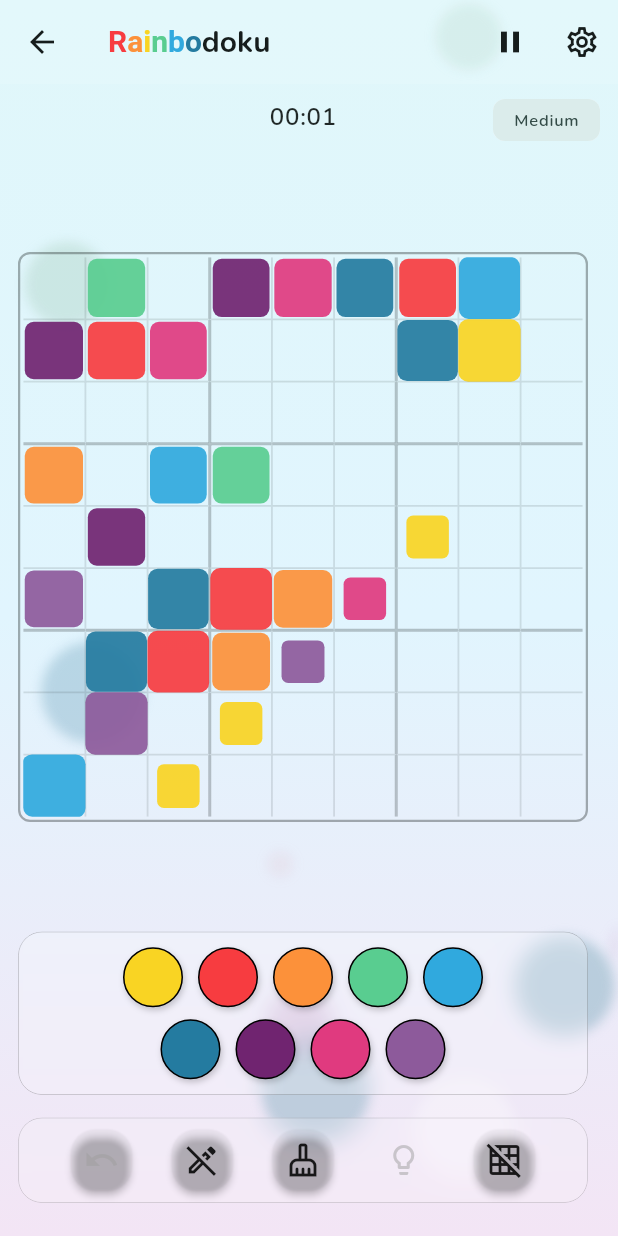
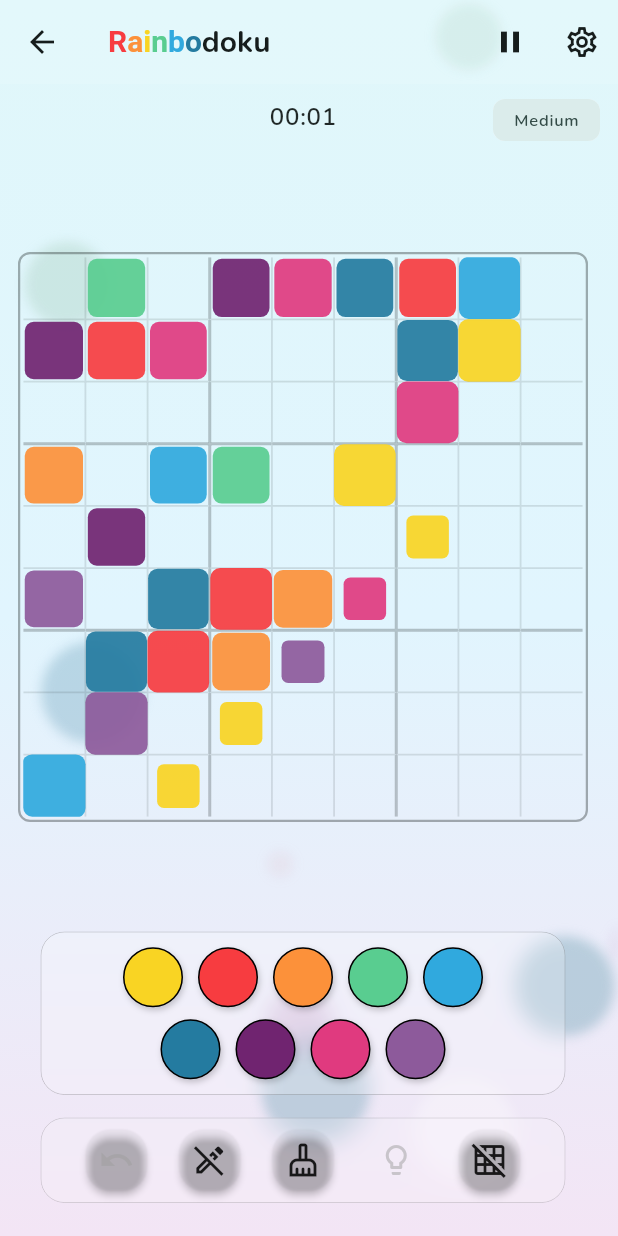
Before and after one commit to harleynelson/huedoku, a Flutter app: the screen it shows after launch, after a tap on "New Game", on a phone screen of 412 x 824 dp. Run offline on Flutter 3.47's test engine with Material 3 defaults, Android fonts, the phone set to English and light mode, and no system bars; our stand-ins replace confetti, google_fonts.

Commit message:
constrained width

```diff
--- a/lib/providers/game_provider.dart
+++ b/lib/providers/game_provider.dart
@@ -95,8 +95,8 @@ class GameProvider extends ChangeNotifier {
       // Adjust these targets based on desired difficulty and performance
       // Fewer cells removed = easier, More cells removed = harder (but takes longer)
       switch (actualDifficulty) {
-          case 0: cellsToRemove = 30; break; // Easy (35 normally)
-          case 1: cellsToRemove = 40; break; // Medium
+          case 0: cellsToRemove = 28; break; // Easy (35 normally)
+          case 1: cellsToRemove = 38; break; // Medium
           case 2: cellsToRemove = 47; break; // Hard
           case 3: cellsToRemove = 53; break; // Painful (may take noticeable time)
           default: cellsToRemove = 42;
--- a/lib/widgets/game_controls.dart
+++ b/lib/widgets/game_controls.dart
@@ -11,44 +11,28 @@ import 'package:provider/provider.dart';
 class GameControls extends StatelessWidget {
   const GameControls({super.key});
 
-  // Helper to get next overlay mode
+  // Helper functions (_getNextOverlay, _getOverlayIcon, _getOverlayTooltip) remain unchanged
   CellOverlay _getNextOverlay(CellOverlay current) {
-    switch (current) {
-      case CellOverlay.none: return CellOverlay.numbers;
-      case CellOverlay.numbers: return CellOverlay.patterns;
-      case CellOverlay.patterns: return CellOverlay.none;
+    switch (current) { case CellOverlay.none: return CellOverlay.numbers; case CellOverlay.numbers: return CellOverlay.patterns; case CellOverlay.patterns: return CellOverlay.none; }
   }
+  IconData _getOverlayIcon(CellOverlay current) {
+     switch (current) { case CellOverlay.none: return Icons.grid_off_outlined; case CellOverlay.numbers: return Icons.pin_outlined; case CellOverlay.patterns: return Icons.pattern_outlined; }
   }
-
-  // Helper to get icon based on overlay mode
-  IconData _getOverlayIcon(CellOverlay current) {
-     switch (current) {
-      case CellOverlay.none: return Icons.grid_off_outlined;
-      case CellOverlay.numbers: return Icons.pin_outlined;
-      case CellOverlay.patterns: return Icons.pattern_outlined;
-    }
-  }
-
-    // Helper to get tooltip based on overlay mode
   String _getOverlayTooltip(CellOverlay current) {
-     switch (current) {
-      case CellOverlay.none: return 'Show Numbers';
-      case CellOverlay.numbers: return 'Show Patterns';
-      case CellOverlay.patterns: return 'Show Colors Only';
-    }
+     switch (current) { case CellOverlay.none: return 'Show Numbers'; case CellOverlay.numbers: return 'Show Patterns'; case CellOverlay.patterns: return 'Show Colors Only'; }
   }
 
 
   @override
   Widget build(BuildContext context) {
      final bool isDarkMode = Theme.of(context).brightness == Brightness.dark;
-     // Use theme's iconTheme color, providing fallbacks
      final Color iconColor = Theme.of(context).iconTheme.color ?? (isDarkMode ? Colors.grey[300]! : Colors.grey[700]!);
-     // --- REMOVED activeIconColor (no longer needed for this button) ---
-     // final Color activeIconColor = Theme.of(context).primaryColor;
+     // activeIconColor removed as it wasn't needed for the edit button override
      final Color glassBackgroundColor = (isDarkMode ? Colors.black : Colors.white).withOpacity(0.15);
      final Color glassBorderColor = (isDarkMode ? Colors.white : Colors.black).withOpacity(0.2);
      const double controlCornerRadius = 16.0;
+     // --- Define Max Width Constraint ---
+     const double maxControlsWidth = 350.0; // Match Palette Selector
 
 
     // Use Consumer2 to listen to both providers
@@ -56,18 +40,23 @@ class GameControls extends StatelessWidget {
        builder: (context, gameProvider, settingsProvider, child) {
         final bool interactable = !gameProvider.isCompleted;
         final CellOverlay currentOverlay = settingsProvider.cellOverlay;
-
         bool canProvideHint = false;
         if (interactable && gameProvider.selectedRow != null && gameProvider.selectedCol != null) {
             final selectedCell = gameProvider.board[gameProvider.selectedRow!][gameProvider.selectedCol!];
             canProvideHint = !selectedCell.isFixed && selectedCell.value == null;
         }
 
-        return ClipRRect(
+        // --- Apply Max Width Constraint ---
+        return Container( // Outer container to control width and center alignment
+           constraints: const BoxConstraints(maxWidth: maxControlsWidth),
+           width: double.infinity, // Try to take available width up to max
+           alignment: Alignment.center, // Center the inner content
+           child: ClipRRect( // Original root widget is now child of Container
               borderRadius: BorderRadius.circular(controlCornerRadius),
               child: BackdropFilter(
                 filter: ui.ImageFilter.blur(sigmaX: 8.0, sigmaY: 8.0),
                 child: Container(
+                  // Remove width constraint from here, let outer container handle it
                   padding: const EdgeInsets.symmetric(horizontal: 12.0, vertical: 4.0),
                   decoration: BoxDecoration(
                     color: glassBackgroundColor,
@@ -78,59 +67,22 @@ class GameControls extends StatelessWidget {
                    mainAxisAlignment: MainAxisAlignment.spaceEvenly,
                    children: <Widget>[
                      // Undo Button (Unchanged)
-                  FloatingActionButton.small(
-                    heroTag: 'fab_undo', tooltip: 'Undo Last Move', elevation: interactable ? 2.0 : 0.0,
-                    backgroundColor: Colors.transparent,
-                    foregroundColor: gameProvider.canUndo && interactable ? iconColor : Colors.grey.withOpacity(0.5),
-                    onPressed: gameProvider.canUndo && interactable ? () => gameProvider.performUndo(showErrors: settingsProvider.showErrors) : null,
-                    child: const Icon(Icons.undo),
-                  ),
-
-                  // Edit Mode Toggle (Updated foregroundColor)
-                  FloatingActionButton.small(
-                     heroTag: 'fab_edit',
-                     tooltip: gameProvider.isEditingCandidates ? 'Place Main Colors' : 'Enter Candidates',
-                     elevation: interactable ? 2.0 : 0.0,
-                     backgroundColor: Colors.transparent,
-                     // --- UPDATED foregroundColor logic ---
-                     // Always use iconColor if interactable, otherwise use greyed out color
-                     foregroundColor: interactable ? iconColor : Colors.grey.withOpacity(0.5),
-                     // --- End Update ---
-                     onPressed: interactable ? gameProvider.toggleEditMode : null,
-                     // Keep the icon changing based on state
-                     child: Icon( gameProvider.isEditingCandidates ? Icons.edit_note : Icons.edit_off_outlined, ),
-                  ),
-
+                     FloatingActionButton.small( heroTag: 'fab_undo', tooltip: 'Undo Last Move', elevation: interactable ? 2.0 : 0.0, backgroundColor: Colors.transparent, foregroundColor: gameProvider.canUndo && interactable ? iconColor : Colors.grey.withOpacity(0.5), onPressed: gameProvider.canUndo && interactable ? () => gameProvider.performUndo(showErrors: settingsProvider.showErrors) : null, child: const Icon(Icons.undo), ),
+                     // Edit Mode Toggle (Unchanged logic, color fixed previously)
+                     FloatingActionButton.small( heroTag: 'fab_edit', tooltip: gameProvider.isEditingCandidates ? 'Place Main Colors' : 'Enter Candidates', elevation: interactable ? 2.0 : 0.0, backgroundColor: Colors.transparent, foregroundColor: interactable ? iconColor : Colors.grey.withOpacity(0.5), onPressed: interactable ? gameProvider.toggleEditMode : null, child: Icon( gameProvider.isEditingCandidates ? Icons.edit_note : Icons.edit_off_outlined, ), ),
                      // Eraser Button (Unchanged)
-                   FloatingActionButton.small(
-                     heroTag: 'fab_erase', tooltip: 'Erase Cell', elevation: interactable ? 2.0 : 0.0,
-                     backgroundColor: Colors.transparent, foregroundColor: interactable ? iconColor : Colors.grey.withOpacity(0.5),
-                     onPressed: interactable ? () => gameProvider.eraseSelectedCell(showErrors: settingsProvider.showErrors) : null,
-                     child: const Icon(Icons.cleaning_services_outlined),
-                   ),
-
+                      FloatingActionButton.small( heroTag: 'fab_erase', tooltip: 'Erase Cell', elevation: interactable ? 2.0 : 0.0, backgroundColor: Colors.transparent, foregroundColor: interactable ? iconColor : Colors.grey.withOpacity(0.5), onPressed: interactable ? () => gameProvider.eraseSelectedCell(showErrors: settingsProvider.showErrors) : null, child: const Icon(Icons.cleaning_services_outlined), ),
                      // Hint Button (Unchanged)
-                  FloatingActionButton.small(
-                    heroTag: 'fab_hint', tooltip: 'Get Hint', elevation: interactable && canProvideHint ? 2.0 : 0.0,
-                    backgroundColor: Colors.transparent,
-                    foregroundColor: interactable && canProvideHint ? iconColor : Colors.grey.withOpacity(0.5),
-                     onPressed: interactable && canProvideHint ? () { bool hinted = gameProvider.provideHint(showErrors: settingsProvider.showErrors); if (!hinted && context.mounted) { ScaffoldMessenger.of(context).showSnackBar( SnackBar( content: const Text('Select an empty cell to get a hint.'), duration: const Duration(seconds: 2), behavior: SnackBarBehavior.floating, shape: RoundedRectangleBorder(borderRadius: BorderRadius.circular(8.0)), ), ); } } : null,
-                     child: const Icon(Icons.lightbulb_outline),
-                  ),
-
+                     FloatingActionButton.small( heroTag: 'fab_hint', tooltip: 'Get Hint', elevation: interactable && canProvideHint ? 2.0 : 0.0, backgroundColor: Colors.transparent, foregroundColor: interactable && canProvideHint ? iconColor : Colors.grey.withOpacity(0.5), onPressed: interactable && canProvideHint ? () { bool hinted = gameProvider.provideHint(showErrors: settingsProvider.showErrors); if (!hinted && context.mounted) { ScaffoldMessenger.of(context).showSnackBar( SnackBar( content: const Text('Select an empty cell to get a hint.'), duration: const Duration(seconds: 2), behavior: SnackBarBehavior.floating, shape: RoundedRectangleBorder(borderRadius: BorderRadius.circular(8.0)), ), ); } } : null, child: const Icon(Icons.lightbulb_outline), ),
                      // Cell Overlay Toggle Button (Unchanged)
-                  FloatingActionButton.small(
-                    heroTag: 'fab_overlay_toggle', tooltip: _getOverlayTooltip(currentOverlay),
-                    elevation: interactable ? 2.0 : 0.0, backgroundColor: Colors.transparent,
-                    foregroundColor: interactable ? iconColor : Colors.grey.withOpacity(0.5),
-                    onPressed: interactable ? () { CellOverlay nextOverlay = _getNextOverlay(currentOverlay); settingsProvider.setCellOverlay(nextOverlay); } : null,
-                    child: Icon(_getOverlayIcon(currentOverlay)),
-                  ),
+                     FloatingActionButton.small( heroTag: 'fab_overlay_toggle', tooltip: _getOverlayTooltip(currentOverlay), elevation: interactable ? 2.0 : 0.0, backgroundColor: Colors.transparent, foregroundColor: interactable ? iconColor : Colors.grey.withOpacity(0.5), onPressed: interactable ? () { CellOverlay nextOverlay = _getNextOverlay(currentOverlay); settingsProvider.setCellOverlay(nextOverlay); } : null, child: Icon(_getOverlayIcon(currentOverlay)), ),
                    ],
                   ),
                  ),
                ),
+            ),
          );
+       // --- End Apply Max Width Constraint ---
        }
     );
   }
--- a/lib/widgets/palette_selector_widget.dart
+++ b/lib/widgets/palette_selector_widget.dart
@@ -14,15 +14,13 @@ import 'dart:math'; // For min function if needed for sizing
 class PaletteSelectorWidget extends StatelessWidget {
   const PaletteSelectorWidget({super.key});
 
-  // Helper function to build a single palette item widget
+  // Helper function to build a single palette item widget (Unchanged)
   Widget _buildPaletteItem(BuildContext context, int index, GameProvider gameProvider, SettingsProvider settingsProvider) {
       final List<Color> currentPalette = settingsProvider.selectedPalette.colors;
       final bool isEditingCandidates = gameProvider.isEditingCandidates;
       final bool reduceGlobal = settingsProvider.reduceCompleteGlobalOptions;
       final bool reduceLocal = settingsProvider.reduceUsedLocalOptions;
       final CellOverlay currentOverlay = settingsProvider.cellOverlay;
-
-      // Styles (can be defined outside if preferred)
       const double circleSize = 40.0;
       final Color defaultBorderColor = Colors.black.withOpacity(0.15);
       final Color selectedBorderColor = Theme.of(context).primaryColorLight.withOpacity(0.9);
@@ -30,67 +28,34 @@ class PaletteSelectorWidget extends StatelessWidget {
       const double selectedBorderWidth = 3.5;
       final circleBoxShadow = [ BoxShadow( color: Colors.black.withOpacity(0.2), blurRadius: 3, offset: const Offset(1, 2)) ];
       const Duration transitionDuration = Duration(milliseconds: 150);
-
       final Color circleBackgroundColor = currentPalette[index];
-      final Color overlayContentColor = ThemeData.estimateBrightnessForColor(circleBackgroundColor) == Brightness.dark
-                                         ? Colors.white.withOpacity(0.95) : Colors.black.withOpacity(0.95);
-      final TextStyle numberStyle = TextStyle( fontSize: 17, fontWeight: FontWeight.bold, color: overlayContentColor,
-                                        shadows: [ Shadow(blurRadius: 1.5, color: Colors.black.withOpacity(0.3), offset: const Offset(0.5, 1)), ], );
-
-      // Determine selection state
+      final Color overlayContentColor = ThemeData.estimateBrightnessForColor(circleBackgroundColor) == Brightness.dark ? Colors.white.withOpacity(0.95) : Colors.black.withOpacity(0.95);
+      final TextStyle numberStyle = TextStyle( fontSize: 17, fontWeight: FontWeight.bold, color: overlayContentColor, shadows: [ Shadow(blurRadius: 1.5, color: Colors.black.withOpacity(0.3), offset: const Offset(0.5, 1)), ], );
       bool isSelectedColor = false;
-      if (!gameProvider.isCompleted && gameProvider.selectedRow != null && gameProvider.selectedCol != null) {
-          final cell = gameProvider.board[gameProvider.selectedRow!][gameProvider.selectedCol!];
-           if (isEditingCandidates) { isSelectedColor = cell.candidates.contains(index); }
-           else { isSelectedColor = cell.value == index; }
-      }
-
-      // Determine dimmed state
+      if (!gameProvider.isCompleted && gameProvider.selectedRow != null && gameProvider.selectedCol != null) { final cell = gameProvider.board[gameProvider.selectedRow!][gameProvider.selectedCol!]; if (isEditingCandidates) { isSelectedColor = cell.candidates.contains(index); } else { isSelectedColor = cell.value == index; } }
       bool isDimmed = false;
-      if (!gameProvider.isCompleted) {
-         if (reduceGlobal && gameProvider.isColorGloballyComplete(index)) { isDimmed = true; }
-         if (!isDimmed && reduceLocal && gameProvider.selectedRow != null && gameProvider.selectedCol != null) {
-            if (gameProvider.isColorUsedInSelectionContext(index, gameProvider.selectedRow!, gameProvider.selectedCol!)) { isDimmed = true; }
-         }
-      }
+      if (!gameProvider.isCompleted) { if (reduceGlobal && gameProvider.isColorGloballyComplete(index)) { isDimmed = true; } if (!isDimmed && reduceLocal && gameProvider.selectedRow != null && gameProvider.selectedCol != null) { if (gameProvider.isColorUsedInSelectionContext(index, gameProvider.selectedRow!, gameProvider.selectedCol!)) { isDimmed = true; } } }
       final double itemOpacity = isDimmed ? 0.3 : 1.0;
-
-      // Determine Child Widget (Number/Pattern/None)
       Widget childWidget;
-      switch(currentOverlay) {
-         case CellOverlay.numbers: childWidget = Center( child: Text('${index + 1}', style: numberStyle), ); break;
-         case CellOverlay.patterns: childWidget = CustomPaint( painter: PatternPainter( patternIndex: index, color: overlayContentColor, strokeWidthMultiplier: 0.13, ), child: Container(), ); break;
-         case CellOverlay.none: default: childWidget = const SizedBox.shrink(); break;
-      }
-
-      // Build the actual item
-      return GestureDetector(
-        onTap: isDimmed || gameProvider.isCompleted ? null : () { gameProvider.placeValue( index, showErrors: settingsProvider.showErrors ); },
-        child: Opacity(
-          opacity: itemOpacity,
-          child: AnimatedContainer(
-            duration: transitionDuration, width: circleSize, height: circleSize, clipBehavior: Clip.antiAlias,
-            decoration: BoxDecoration( color: circleBackgroundColor, shape: BoxShape.circle,
-              border: Border.all( color: isSelectedColor ? selectedBorderColor : defaultBorderColor.withOpacity(itemOpacity), width: isSelectedColor ? selectedBorderWidth : defaultBorderWidth, ),
-              boxShadow: isDimmed ? null : circleBoxShadow, ),
-            child: Center(child: childWidget),
-          ),
-        ),
-      );
+      switch(currentOverlay) { case CellOverlay.numbers: childWidget = Center( child: Text('${index + 1}', style: numberStyle), ); break; case CellOverlay.patterns: childWidget = CustomPaint( painter: PatternPainter( patternIndex: index, color: overlayContentColor, strokeWidthMultiplier: 0.13, ), child: Container(), ); break; case CellOverlay.none: default: childWidget = const SizedBox.shrink(); break; }
+      return GestureDetector( onTap: isDimmed || gameProvider.isCompleted ? null : () { gameProvider.placeValue( index, showErrors: settingsProvider.showErrors ); },
+        child: Opacity( opacity: itemOpacity,
+          child: AnimatedContainer( duration: transitionDuration, width: circleSize, height: circleSize, clipBehavior: Clip.antiAlias,
+            decoration: BoxDecoration( color: circleBackgroundColor, shape: BoxShape.circle, border: Border.all( color: isSelectedColor ? selectedBorderColor : defaultBorderColor.withOpacity(itemOpacity), width: isSelectedColor ? selectedBorderWidth : defaultBorderWidth, ), boxShadow: isDimmed ? null : circleBoxShadow, ),
+            child: Center(child: childWidget), ), ), );
   }
 
 
   @override
   Widget build(BuildContext context) {
-    // Define spacing constants (from old Wrap)
     const double itemSpacing = 10.0;
     const double runSpacing = 8.0;
     final bool isDarkMode = Theme.of(context).brightness == Brightness.dark;
-
-    // Glass effect background styles (unchanged)
     final Color glassBackgroundColor = (isDarkMode ? Colors.black : Colors.white).withOpacity(0.20);
     final Color glassBorderColor = (isDarkMode ? Colors.white : Colors.black).withOpacity(0.25);
     const double paletteContainerCornerRadius = 16.0;
+    // --- Define Max Width for Palette Selector ---
+    const double maxPaletteWidth = 350.0; // Adjust as needed
 
     return Consumer2<GameProvider, SettingsProvider>(
       builder: (context, gameProvider, settingsProvider, child) {
@@ -98,58 +63,42 @@ class PaletteSelectorWidget extends StatelessWidget {
           return const SizedBox.shrink();
         }
 
-        // --- Build Widgets for each row ---
+        // Build Widgets for each row (Unchanged)
         List<Widget> firstRowWidgets = [];
-        for (int i = 0; i < 5; i++) {
-          firstRowWidgets.add(_buildPaletteItem(context, i, gameProvider, settingsProvider));
-          // Add spacing between items, but not after the last one
-          if (i < 4) {
-            firstRowWidgets.add(const SizedBox(width: itemSpacing));
-          }
-        }
+        for (int i = 0; i < 5; i++) { firstRowWidgets.add(_buildPaletteItem(context, i, gameProvider, settingsProvider)); if (i < 4) { firstRowWidgets.add(const SizedBox(width: itemSpacing)); } }
+        List<Widget> secondRowWidgets = [];
+        for (int i = 5; i < 9; i++) { secondRowWidgets.add(_buildPaletteItem(context, i, gameProvider, settingsProvider)); if (i < 8) { secondRowWidgets.add(const SizedBox(width: itemSpacing)); } }
 
-        List<Widget> secondRowWidgets = [];
-        for (int i = 5; i < 9; i++) {
-          secondRowWidgets.add(_buildPaletteItem(context, i, gameProvider, settingsProvider));
-          // Add spacing between items, but not after the last one
-           if (i < 8) {
-            secondRowWidgets.add(const SizedBox(width: itemSpacing));
-          }
-        }
-
-        return ClipRRect(
+        // --- Apply Max Width Constraint ---
+        return Container( // Outer container to control width and center alignment
+           constraints: const BoxConstraints(maxWidth: maxPaletteWidth),
+           width: double.infinity, // Try to take available width up to max
+           alignment: Alignment.center, // Center the inner content
+           child: ClipRRect(
               borderRadius: BorderRadius.circular(paletteContainerCornerRadius),
               child: BackdropFilter(
                 filter: ui.ImageFilter.blur(sigmaX: 6.0, sigmaY: 6.0),
-            child: Container(
+                child: Container( // Inner container for styling (padding, background)
+                   // No width constraint here, let the outer container handle it
                    padding: const EdgeInsets.symmetric(vertical: 10.0, horizontal: 8.0),
                    decoration: BoxDecoration(
                      color: glassBackgroundColor,
                      borderRadius: BorderRadius.circular(paletteContainerCornerRadius),
                      border: Border.all(color: glassBorderColor, width: 0.5),
                    ),
-              // --- Replace Wrap with Column/Rows ---
-              child: Column(
-                mainAxisSize: MainAxisSize.min, // Take minimum vertical space
+                   child: Column( // Column containing the rows
+                      mainAxisSize: MainAxisSize.min,
                       children: [
-                  // First Row (5 items)
-                  Row(
-                     mainAxisAlignment: MainAxisAlignment.center, // Center items horizontally
-                     children: firstRowWidgets,
-                  ),
-                  // Spacing between rows
+                        Row( mainAxisAlignment: MainAxisAlignment.center, children: firstRowWidgets, ),
                         const SizedBox(height: runSpacing),
-                  // Second Row (4 items)
-                  Row(
-                     mainAxisAlignment: MainAxisAlignment.center, // Center items horizontally
-                     children: secondRowWidgets,
-                  ),
+                        Row( mainAxisAlignment: MainAxisAlignment.center, children: secondRowWidgets, ),
                       ],
                    )
-              // --- End Column/Rows replacement ---
+                 ),
                ),
             ),
          );
+        // --- End Apply Max Width Constraint ---
       },
     );
   }
```
Lines whose indentation alone changed are shown as unchanged.
